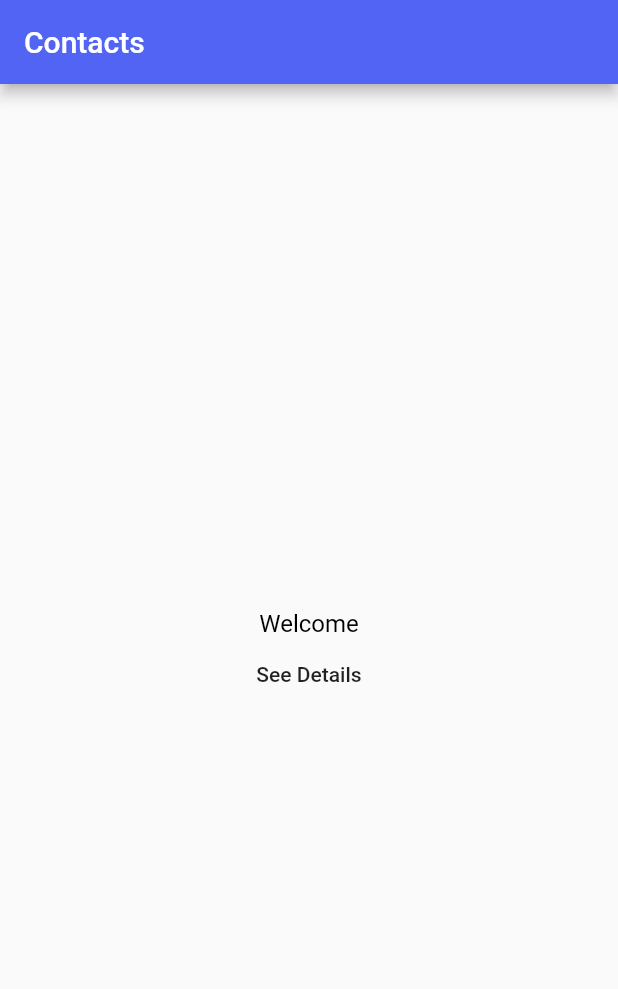
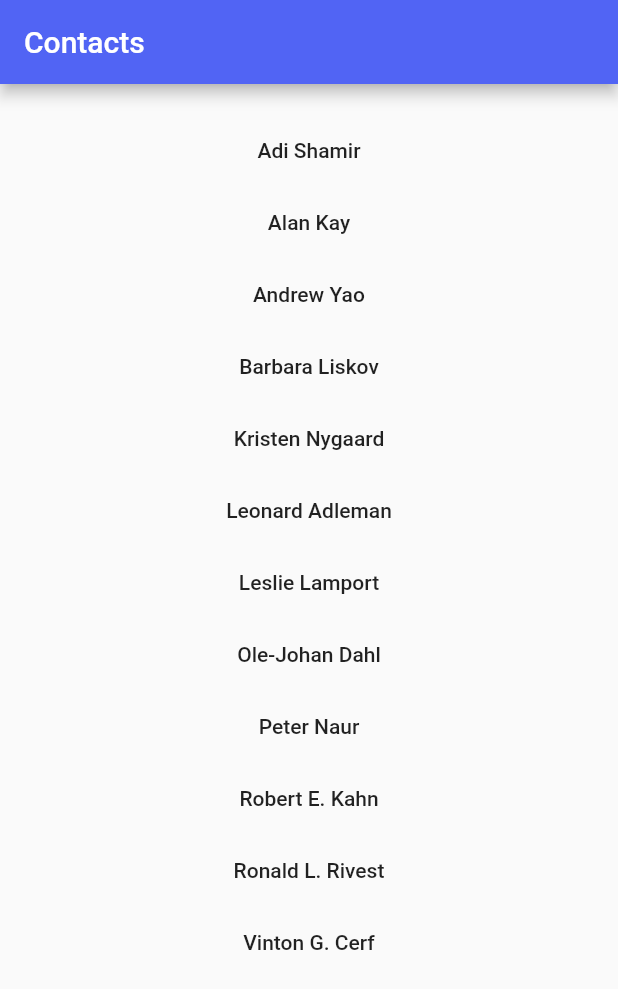
Before and after one commit to Dan-Ilies/flutter_challenge_contacts, a Flutter app: the screen it shows after launch, on a phone screen of 412 x 824 dp. Shown: the top 989 px of the screen. Run offline on Flutter 3.47's test engine with Material 2 defaults, Android fonts, the phone set to English and light mode, and no system bars; our stand-ins replace bloc, equatable, flutter_bloc; Roboto replaces fonts that are missing (Arial).

Commit message:
Add the BLoC components for the Contacts List. Fetch dummy contacts.

```diff
--- /dev/null
+++ b/lib/core/contacts_list/bloc/contacts_list_bloc.dart
@@ -0,0 +1,24 @@
+import 'dart:async';
+
+import 'package:bloc/bloc.dart';
+import 'package:challenge_about_you/data/models/contact.dart';
+import 'package:challenge_about_you/data/repositories/contacts_repository.dart';
+import 'package:equatable/equatable.dart';
+
+part 'contacts_list_event.dart';
+part 'contacts_list_state.dart';
+
+class ContactsListBloc extends Bloc<ContactsListEvent, ContactsListState> {
+
+  final ContactsRepository _contactsRepository;
+
+  ContactsListBloc(this._contactsRepository) : super(ContactsListInitial()) {
+
+    on<ContactsListGetContacts>((event, emit) async {
+      final contacts = await _contactsRepository.getContacts();
+      emit(ContactsListReceived(contacts));
+    });
+
+  }
+
+}
--- /dev/null
+++ b/lib/core/contacts_list/bloc/contacts_list_event.dart
@@ -0,0 +1,12 @@
+part of 'contacts_list_bloc.dart';
+
+abstract class ContactsListEvent extends Equatable {
+  const ContactsListEvent();
+}
+
+class ContactsListGetContacts extends ContactsListEvent {
+  const ContactsListGetContacts();
+
+  @override
+  List<Object?> get props => [];
+}
--- /dev/null
+++ b/lib/core/contacts_list/bloc/contacts_list_state.dart
@@ -0,0 +1,18 @@
+part of 'contacts_list_bloc.dart';
+
+abstract class ContactsListState extends Equatable {
+  const ContactsListState();
+}
+
+class ContactsListInitial extends ContactsListState {
+  @override
+  List<Object> get props => [];
+}
+
+class ContactsListReceived extends ContactsListState {
+  final List<Contact> contacts;
+  const ContactsListReceived(this.contacts);
+
+  @override
+  List<Object?> get props => [contacts];
+}
--- a/lib/core/contacts_list/contacts_list_screen.dart
+++ b/lib/core/contacts_list/contacts_list_screen.dart
@@ -1,7 +1,10 @@
-
+import 'package:challenge_about_you/core/contacts_list/bloc/contacts_list_bloc.dart';
 import 'package:challenge_about_you/navigation/routes.dart';
 import 'package:challenge_about_you/theme/test_styles.dart';
 import 'package:flutter/material.dart';
+import 'package:flutter_bloc/flutter_bloc.dart';
+
+import '../../data/models/contact.dart';
 
 class ContactsListScreen extends StatelessWidget {
   const ContactsListScreen({Key? key}) : super(key: key);
@@ -13,23 +16,41 @@ class ContactsListScreen extends StatelessWidget {
         title: const Text('Contacts'),
       ),
       body: Center(
-        child: Column(
-          mainAxisAlignment: MainAxisAlignment.center,
-          children: <Widget>[
-            Text(
-              'Welcome',
-              style: AppTextStyles.mainText(),
-            ),
-            MaterialButton(
-              child: const Text('See Details'),
-              onPressed: () => Navigator.pushNamed(context, Routes.contactDetails)
-            )
-          ],
+        child: BlocBuilder<ContactsListBloc, ContactsListState>(
+          builder: (context, state) {
+            if (state is ContactsListReceived) {
+              return _contacts(state.contacts);
+            }
+            return _welcome(context);
+          },
         ),
       ),
     );
   }
 
+  Widget _welcome(BuildContext context) {
+    return Column(
+      mainAxisAlignment: MainAxisAlignment.center,
+      children: <Widget>[
+        Text(
+          'Welcome',
+          style: AppTextStyles.mainText(),
+        ),
+      ],
+    );
+  }
 
+  Widget _contacts(List<Contact> contacts) {
+    return ListView.builder(
+        padding: const EdgeInsets.all(20),
+        itemCount: contacts.length,
+      itemBuilder: (BuildContext context, int index) {
+        return MaterialButton(
+          child: Text(contacts[index].name),
+          onPressed: () => Navigator.pushNamed(context, Routes.contactDetails),
+        );
+      }
+    );
+  }
 
 }
--- a/lib/data/repositories/contacts_repository.dart
+++ b/lib/data/repositories/contacts_repository.dart
@@ -7,9 +7,9 @@ abstract class ContactsRepository {
 }
 
 class ContactsRepositoryImpl implements ContactsRepository {
-  final Duration _futureDelay = const Duration(milliseconds: 500);
 
-  final List<Contact> _contacts = [
+  final Duration _futureDelay = const Duration(milliseconds: 1000);
+  final List<String> _names = [
     'Adi Shamir',
     'Alan Kay',
     'Andrew Yao',
@@ -22,12 +22,12 @@ class ContactsRepositoryImpl implements ContactsRepository {
     'Robert E. Kahn',
     'Ronald L. Rivest',
     'Vinton G. Cerf',
-  ].map((e) => Contact(name: e)).toList();
+  ];
 
   @override
   Future<List<Contact>> getContacts() async {
     await Future.delayed(_futureDelay);
-    return _contacts;
+    return _names.map((name) => Contact(name: name)).toList();
   }
 
 }
--- a/lib/navigation/app_router.dart
+++ b/lib/navigation/app_router.dart
@@ -1,15 +1,27 @@
 
 import 'package:challenge_about_you/core/contact_details/contact_details_screen.dart';
+import 'package:challenge_about_you/core/contacts_list/bloc/contacts_list_bloc.dart';
 import 'package:challenge_about_you/core/contacts_list/contacts_list_screen.dart';
+import 'package:challenge_about_you/data/repositories/contacts_repository.dart';
 import 'package:challenge_about_you/navigation/routes.dart';
 import 'package:flutter/material.dart';
+import 'package:flutter_bloc/flutter_bloc.dart';
 
 class AppRouter {
+
+  final _contactsRepository = ContactsRepositoryImpl();
 
   Route<dynamic> generateRoute(RouteSettings settings) {
     switch (settings.name) {
       case Routes.root:
-        return MaterialPageRoute(builder: (_) => const ContactsListScreen());
+        return MaterialPageRoute(
+          builder: (_) => BlocProvider(
+            create: (context) => ContactsListBloc(_contactsRepository)..add(
+                const ContactsListGetContacts()
+            ),
+            child: const ContactsListScreen(),
+          ),
+        );
       case Routes.contactsList:
         return MaterialPageRoute(builder: (_) => const ContactsListScreen());
       case Routes.contactDetails:
```
Also changed, not shown: lib/data/models/contact.dart (line endings or trailing spaces).
